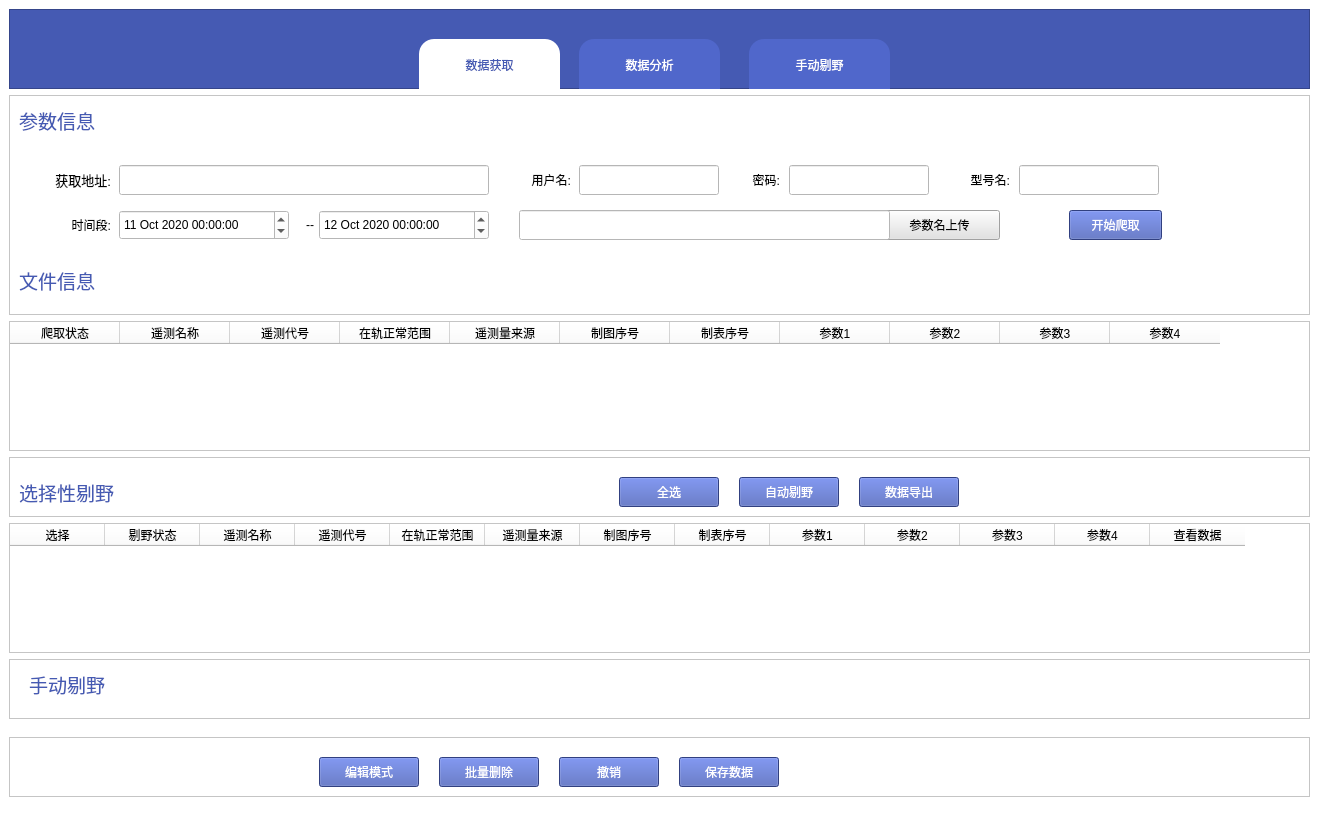
Old version of the form interface.ui in the repository Shen-LW/analysis_xp.
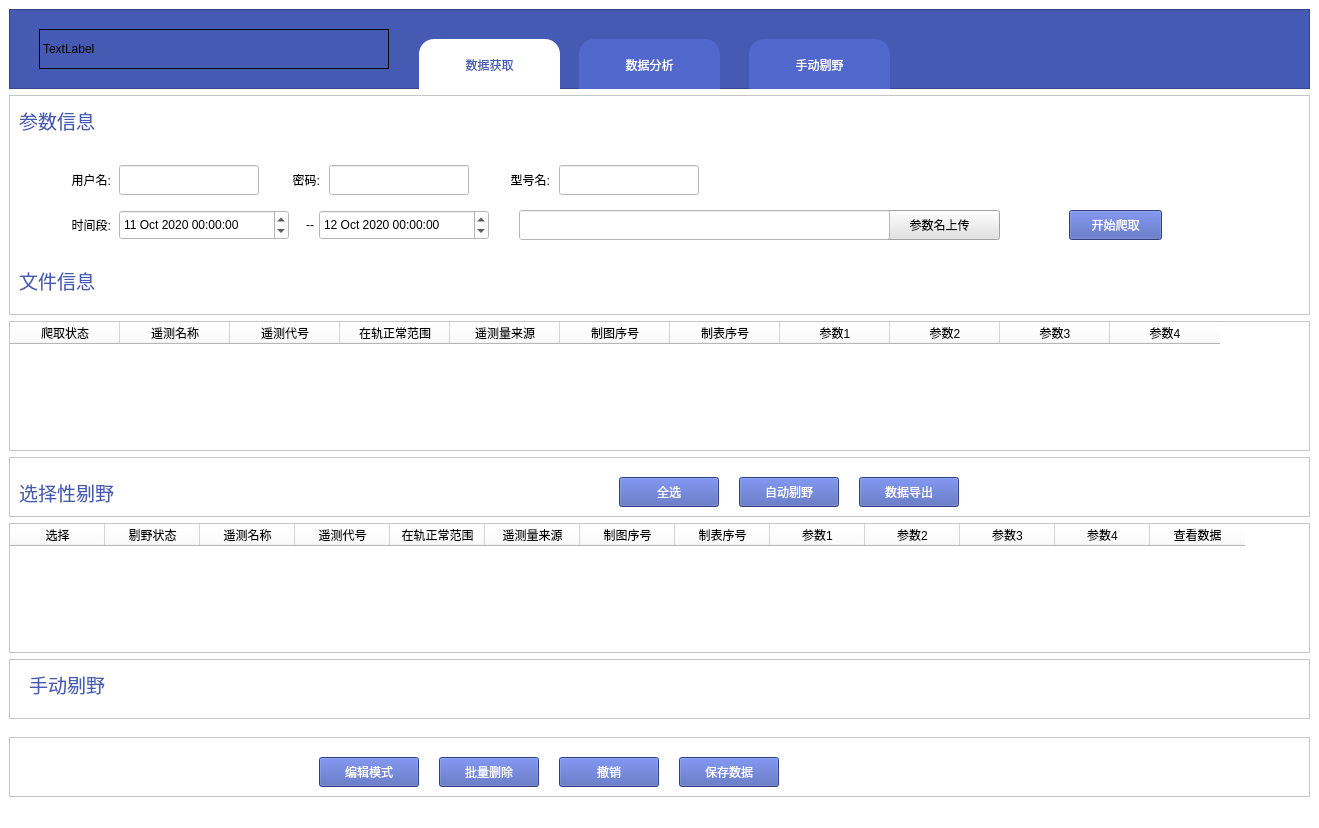
New version of the form.

Patch:
```diff
--- a/interface.ui
+++ b/interface.ui
@@ -57,22 +57,6 @@
         <string>数据获取</string>
        </property>
       </widget>
-      <widget class="QLabel" name="logo_lable">
-       <property name="geometry">
-        <rect>
-         <x>30</x>
-         <y>20</y>
-         <width>350</width>
-         <height>40</height>
-        </rect>
-       </property>
-       <property name="styleSheet">
-        <string notr="true">background-color: rgb(69, 90, 179);</string>
-       </property>
-       <property name="text">
-        <string/>
-       </property>
-      </widget>
       <widget class="QPushButton" name="data_analysis_btn">
        <property name="geometry">
         <rect>
@@ -113,10 +97,22 @@
         <string>手动剔野</string>
        </property>
       </widget>
-      <zorder>data_get_btn</zorder>
-      <zorder>data_analysis_btn</zorder>
-      <zorder>choice_btn</zorder>
-      <zorder>logo_lable</zorder>
+      <widget class="QLabel" name="label_3">
+       <property name="geometry">
+        <rect>
+         <x>30</x>
+         <y>20</y>
+         <width>350</width>
+         <height>40</height>
+        </rect>
+       </property>
+       <property name="styleSheet">
+        <string notr="true">border-width: 1px;border-style: solid;</string>
+       </property>
+       <property name="text">
+        <string>TextLabel</string>
+       </property>
+      </widget>
      </widget>
     </item>
     <item>
@@ -209,7 +205,7 @@
       <widget class="QLineEdit" name="model_edit">
        <property name="geometry">
         <rect>
-         <x>1010</x>
+         <x>550</x>
          <y>70</y>
          <width>140</width>
          <height>30</height>
@@ -219,7 +215,7 @@
       <widget class="QLineEdit" name="password_edit">
        <property name="geometry">
         <rect>
-         <x>780</x>
+         <x>320</x>
          <y>70</y>
          <width>140</width>
          <height>30</height>
@@ -229,7 +225,7 @@
       <widget class="QLineEdit" name="username_edit">
        <property name="geometry">
         <rect>
-         <x>570</x>
+         <x>110</x>
          <y>70</y>
          <width>140</width>
          <height>30</height>
@@ -256,45 +252,6 @@
         <string>参数名上传</string>
        </property>
       </widget>
-      <widget class="QLabel" name="label_3">
-       <property name="geometry">
-        <rect>
-         <x>30</x>
-         <y>70</y>
-         <width>72</width>
-         <height>30</height>
-        </rect>
-       </property>
-       <property name="font">
-        <font>
-         <family>Microsoft YaHei UI</family>
-         <pointsize>10</pointsize>
-         <weight>50</weight>
-         <italic>false</italic>
-         <bold>false</bold>
-        </font>
-       </property>
-       <property name="styleSheet">
-        <string notr="true">font: 10pt &quot;Microsoft YaHei UI&quot;;
-border:0px solid black;</string>
-       </property>
-       <property name="text">
-        <string>获取地址:</string>
-       </property>
-       <property name="alignment">
-        <set>Qt::AlignRight|Qt::AlignTrailing|Qt::AlignVCenter</set>
-       </property>
-      </widget>
-      <widget class="QLineEdit" name="url_edit">
-       <property name="geometry">
-        <rect>
-         <x>110</x>
-         <y>70</y>
-         <width>370</width>
-         <height>30</height>
-        </rect>
-       </property>
-      </widget>
       <widget class="QLabel" name="label_6">
        <property name="geometry">
         <rect>
@@ -340,7 +297,7 @@
       <widget class="QLabel" name="label_7">
        <property name="geometry">
         <rect>
-         <x>720</x>
+         <x>260</x>
          <y>70</y>
          <width>51</width>
          <height>30</height>
@@ -359,7 +316,7 @@
       <widget class="QLabel" name="label_5">
        <property name="geometry">
         <rect>
-         <x>940</x>
+         <x>480</x>
          <y>70</y>
          <width>61</width>
          <height>30</height>
@@ -414,7 +371,7 @@
       <widget class="QLabel" name="label_4">
        <property name="geometry">
         <rect>
-         <x>490</x>
+         <x>30</x>
          <y>70</y>
          <width>72</width>
          <height>30</height>
```
